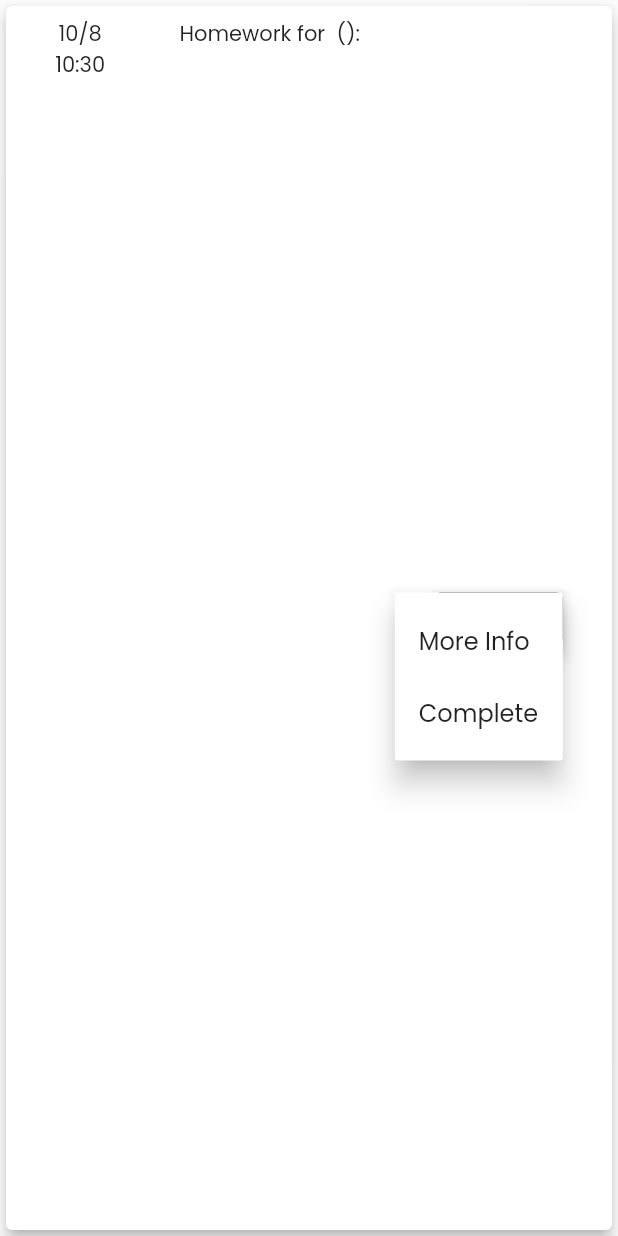
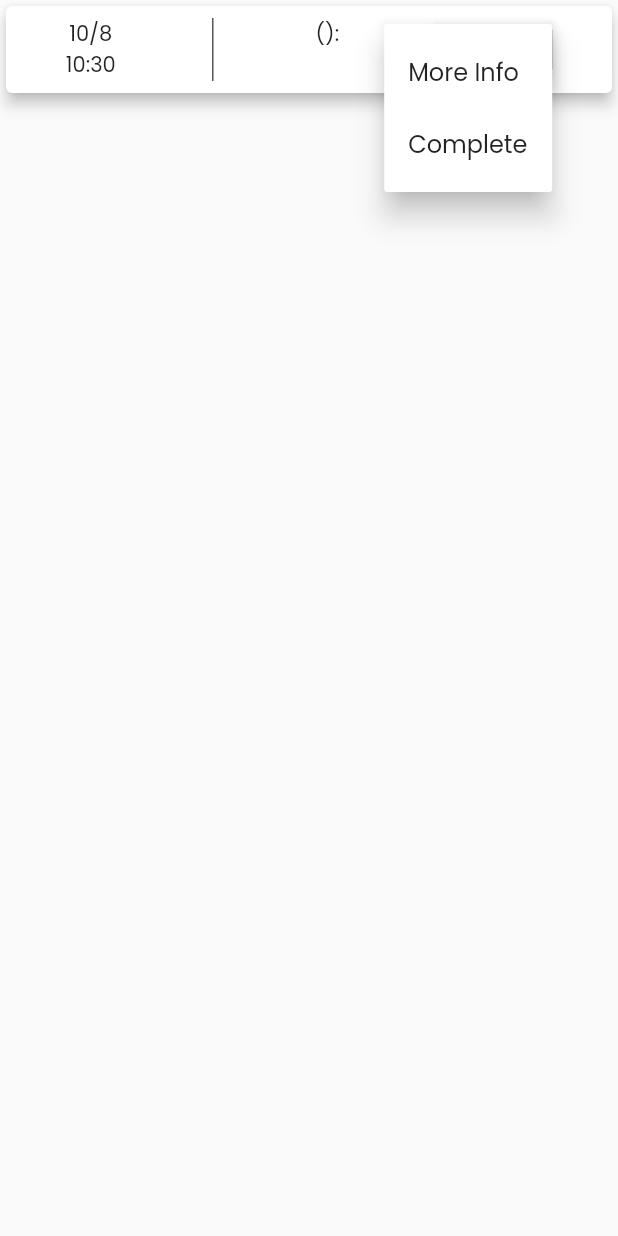
Before and after one commit to whitetxt/planner_app, a Flutter app: the HomeworkWidget widget shown alone on an empty page, opened directly with empty values, after a tap on "Actions", on a phone screen of 412 x 824 dp. Run offline on Flutter 3.47's test engine with Material 2 defaults, Android fonts, the phone set to English and light mode, and no system bars; our stand-ins replace auto_size_text, google_fonts.

Commit message:
Small Changes Added divider to homework page. Optimized navbar.

```diff
--- a/lib/homework.dart
+++ b/lib/homework.dart
@@ -31,6 +31,7 @@ class HomeworkWidget extends StatelessWidget {
       elevation: 4,
       child: Padding(
         padding: const EdgeInsets.all(8.0),
+        child: IntrinsicHeight(
           child: Row(
             mainAxisAlignment: MainAxisAlignment.spaceAround,
             children: <Widget>[
@@ -40,9 +41,10 @@ class HomeworkWidget extends StatelessWidget {
                   Text("${data.timeDue.hour}:${data.timeDue.minute}")
                 ],
               ),
+              const VerticalDivider(width: 2),
               Column(
                 children: <Widget>[
-                Text("Homework for ${data.subject} (${data.teacher}):"),
+                  Text("${data.subject} (${data.teacher}):"),
                   Text(data.name),
                 ],
               ),
@@ -63,6 +65,7 @@ class HomeworkWidget extends StatelessWidget {
                           "Actions",
                           style: TextStyle(
                             color: Colors.black,
+                            fontSize: 12,
                           ),
                         ),
                       ],
@@ -83,6 +86,7 @@ class HomeworkWidget extends StatelessWidget {
                 ],
               ),
             ],
+          ),
         ),
       ),
     );
--- a/lib/timetable.dart
+++ b/lib/timetable.dart
@@ -37,7 +37,7 @@ class _TimetableSlotState extends State<TimetableSlot> {
                 decoration: BoxDecoration(
                   border: Border(
                     bottom: BorderSide(
-                      color: Theme.of(context).highlightColor,
+                      color: Theme.of(context).dividerColor,
                       width: 2,
                     ),
                   ),
```
Also changed, not shown: lib/main.dart (+1 -16 lines). Lines whose indentation alone changed are shown as unchanged.
